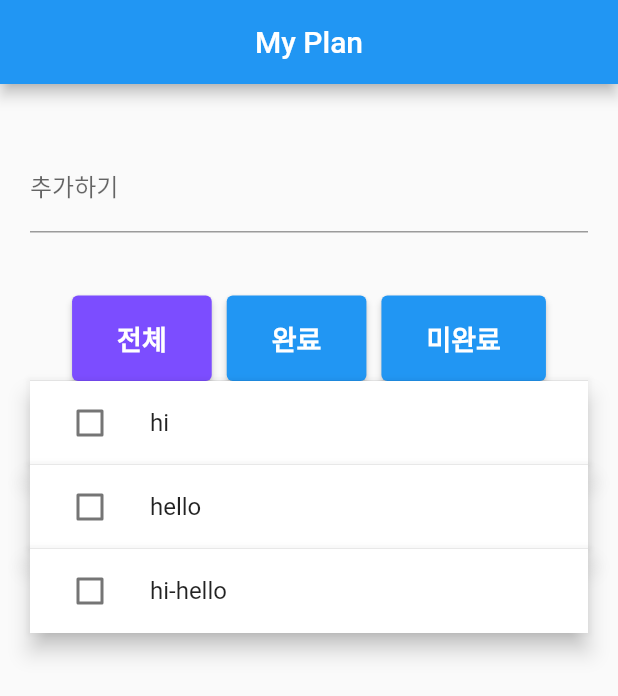
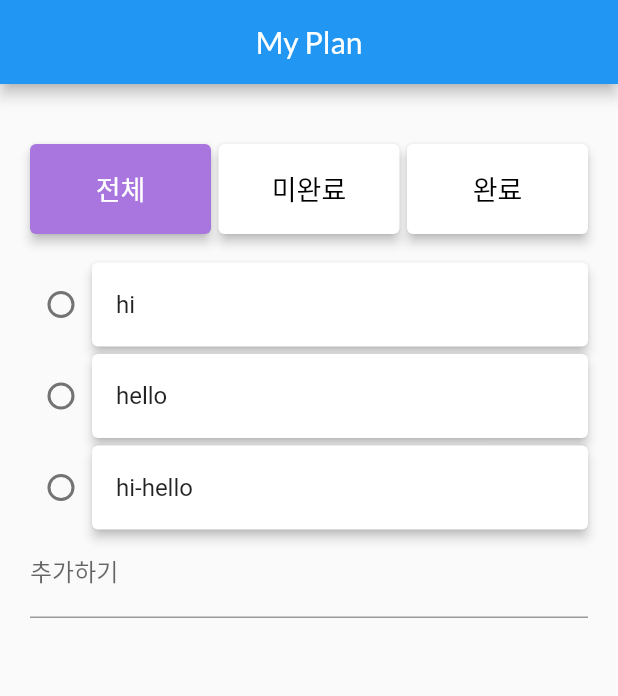
Before and after one commit to shseok/flutter_riverpod_diary, a Flutter app: the screen it shows after launch, on a phone screen of 412 x 824 dp. Shown: the top 696 px of the screen. Run offline on Flutter 3.47's test engine with Material 2 defaults, Android fonts, the phone set to English and light mode, and no system bars; our stand-ins replace flutter_hooks, flutter_riverpod, google_fonts, hooks_riverpod.

Commit message:
Edit Design

```diff
--- a/lib/main.dart
+++ b/lib/main.dart
@@ -5,6 +5,7 @@ import 'package:flutter_prac/ui/item_widget.dart';
 import 'package:flutter_hooks/flutter_hooks.dart';
 import 'package:hooks_riverpod/hooks_riverpod.dart';
 import 'package:flutter_prac/ui/title_widget.dart';
+import 'package:google_fonts/google_fonts.dart';
 
 /// Some keys used for testing
 final addTodoKey = UniqueKey();
@@ -39,7 +40,7 @@ class MyPage extends HookConsumerWidget {
         onTap: () => FocusScope.of(context).unfocus(),
         child: Scaffold(
             appBar: AppBar(
-              title: Text('My Plan'),
+              title: Text('My Plan', style: GoogleFonts.getFont('Lato',textStyle: TextStyle(fontSize: 20.0))),
               centerTitle: true,
             ),
             body: ListView(
@@ -47,6 +48,26 @@ class MyPage extends HookConsumerWidget {
                     const EdgeInsets.symmetric(horizontal: 20, vertical: 40),
                 children: [
                   // TitleWidget(),
+                  // const SizedBox(height: 42),
+                  Toolbar(),
+                  const SizedBox(height: 19),
+                  // if (todos.isNotEmpty) const Divider(height: 50),
+                  for (var i = 0; i < todos.length; i++) ...[
+                    if (i > 0) const SizedBox(height: 5),
+                        Dismissible(
+                          key: ValueKey(todos[i].id),
+                          onDismissed: (_) {
+                            // print(ref.read(todoListProvider.notifier).runtimeType);
+                            ref.read(todoListProvider.notifier).remove(todos[i]);
+                          },
+                          child: ProviderScope(
+                            overrides: [
+                              currentTodo.overrideWithValue(todos[i]),
+                            ],
+                            child: const TodoItem(),
+                          ),
+                        ),
+                  ],
                   TextField(
                     key: addTodoKey,
                     controller: newTodoController,
@@ -58,24 +79,6 @@ class MyPage extends HookConsumerWidget {
                       newTodoController.clear();
                     },
                   ),
-                  const SizedBox(height: 42),
-                  Toolbar(),
-                  if (todos.isNotEmpty) const Divider(height: 0),
-                  for (var i = 0; i < todos.length; i++) ...[
-                    if (i > 0) const Divider(height: 0),
-                    Dismissible(
-                      key: ValueKey(todos[i].id),
-                      onDismissed: (_) {
-                        ref.read(todoListProvider.notifier).remove(todos[i]);
-                      },
-                      child: ProviderScope(
-                        overrides: [
-                          currentTodo.overrideWithValue(todos[i]),
-                        ],
-                        child: const TodoItem(),
-                      ),
-                    )
-                  ]
                 ]
             ),
         )
--- a/lib/ui/filter_widget.dart
+++ b/lib/ui/filter_widget.dart
@@ -2,6 +2,7 @@ import 'package:flutter/material.dart';
 import 'package:flutter_prac/main.dart';
 import 'package:flutter_prac/provider/todo_provider.dart';
 import 'package:hooks_riverpod/hooks_riverpod.dart';
+import 'package:google_fonts/google_fonts.dart';
 
 class Toolbar extends HookConsumerWidget {
   const Toolbar({
@@ -12,57 +13,88 @@ class Toolbar extends HookConsumerWidget {
   Widget build(BuildContext context, WidgetRef ref) {
     final filter = ref.watch(todoListFilter);
 
-    Color? textColorFor(TodoListFilter value) {
-      return filter == value ? Colors.blue : Colors.black;
+    Color textColorFor(TodoListFilter value) {
+      return filter == value ? Colors.white : Colors.black;
+    }
+
+    Color primaryColorFor(TodoListFilter value) {
+      return filter == value ? Color(0xffA876DE) : Colors.white;
     }
 
     return Material(
-        child: Expanded(child: Row(
-          mainAxisAlignment: MainAxisAlignment.center,
+      child: Container(
+        // color: Colors.red,
+        width: double.infinity,
+        height: 60.0,
+        child: Row(
+          mainAxisAlignment: MainAxisAlignment.spaceBetween,
+          crossAxisAlignment: CrossAxisAlignment.stretch,
           children: [
-            // Expanded(
-            //   child: Text(
-            //     '${ref.watch(uncompletedTodosCount).toString()} items left',
-            //     overflow: TextOverflow.ellipsis,
-            //   ),
-            // ),
-            Tooltip(
+            Expanded(
+              child: Tooltip(
                 key: allFilterKey,
                 message: 'All todos',
                 child: ElevatedButton(
-                onPressed: () =>
-                ref.read(todoListFilter.notifier).state = TodoListFilter.all,
-                style: ElevatedButton.styleFrom(
-                    primary: Colors.deepPurpleAccent,
-                    padding: EdgeInsets.symmetric(horizontal: 30.0, vertical: 15.0),
+                  onPressed: () => ref.read(todoListFilter.notifier).state =
+                      TodoListFilter.all,
+                  style: ButtonStyle(
+                    elevation: MaterialStateProperty.all(3),
+                    foregroundColor: MaterialStateProperty.all<Color>(
+                        textColorFor(TodoListFilter.all)),
+                    // textStyle: MaterialStateProperty.all(TextStyle(color: textColorFor(TodoListFilter.all))), textColorFor's constructor가 const라서 x!!!!!!
+                    backgroundColor: MaterialStateProperty.all<Color>(
+                        primaryColorFor(TodoListFilter.all)),
                   ),
-                child: const Text('전체', style:TextStyle(fontSize: 18.0, fontWeight: FontWeight.bold, color: Colors.white)),
+                  child: Text('전체',
+                      style: GoogleFonts.lato(
+                          fontSize: 18, fontWeight: FontWeight.w500)),
                 ),
               ),
-            SizedBox(width: 10.0),
-            Tooltip(
+            ),
+            SizedBox(width: 5.0),
+            Expanded(
+              child: Tooltip(
+                key: activeFilterKey,
+                message: 'Only uncompleted todos',
+                child: ElevatedButton(
+                  onPressed: () => ref.read(todoListFilter.notifier).state =
+                      TodoListFilter.active,
+                  style: ButtonStyle(
+                    elevation: MaterialStateProperty.all(3),
+                    foregroundColor: MaterialStateProperty.all<Color>(
+                        textColorFor(TodoListFilter.active)),
+                    // textStyle: MaterialStateProperty.all(TextStyle(color: textColorFor(TodoListFilter.all))), textColorFor's constructor가 const라서 x!!!!!!
+                    backgroundColor: MaterialStateProperty.all<Color>(
+                        primaryColorFor(TodoListFilter.active)),
+                  ),
+                  child: Text('미완료',
+                      style: GoogleFonts.lato(
+                          fontSize: 18,
+                          fontWeight: FontWeight
+                              .w500)), // Text가 const였으면 complie error...
+                ),
+              ),
+            ),
+            SizedBox(width: 5.0),
+            Expanded(
+              child: Tooltip(
                 key: completedFilterKey,
                 message: 'Only completed todos',
                 child: ElevatedButton(
                   onPressed: () => ref.read(todoListFilter.notifier).state =
                       TodoListFilter.completed,
-                style:ElevatedButton.styleFrom(
-                  padding: EdgeInsets.symmetric(horizontal: 30.0, vertical: 15.0),
+                  style: ButtonStyle(
+                    elevation: MaterialStateProperty.all(3),
+                    foregroundColor: MaterialStateProperty.all<Color>(
+                        textColorFor(TodoListFilter.completed)),
+                    // textStyle: MaterialStateProperty.all(TextStyle(color: textColorFor(TodoListFilter.all))), textColorFor's constructor가 const라서 x!!!!!!
+                    backgroundColor: MaterialStateProperty.all<Color>(
+                        primaryColorFor(TodoListFilter.completed)),
                   ),
-                child: const Text('완료', style:TextStyle(fontSize: 18.0, fontWeight: FontWeight.bold)),
+                  child: Text('완료',
+                      style: GoogleFonts.lato(
+                          fontSize: 18, fontWeight: FontWeight.w500)),
                 ),
-            ),
-            SizedBox(width: 10.0),
-            Tooltip(
-              key: activeFilterKey,
-              message: 'Only uncompleted todos',
-              child: ElevatedButton(
-                onPressed: () => ref.read(todoListFilter.notifier).state =
-                    TodoListFilter.active,
-                style:ElevatedButton.styleFrom(
-                  padding: EdgeInsets.symmetric(horizontal: 30.0, vertical: 15.0),
-                ),
-                child: const Text('미완료', style:TextStyle(fontSize: 18.0, fontWeight: FontWeight.bold)),
               ),
             ),
           ],
--- a/lib/ui/item_widget.dart
+++ b/lib/ui/item_widget.dart
@@ -2,6 +2,7 @@ import 'package:flutter/material.dart';
 import 'package:flutter_prac/provider/todo_provider.dart';
 import 'package:hooks_riverpod/hooks_riverpod.dart';
 import 'package:flutter_hooks/flutter_hooks.dart'; // useFocus , useTextEditingController, useState, useEffect
+import 'package:google_fonts/google_fonts.dart';
 
 class TodoItem extends HookConsumerWidget {
   const TodoItem({Key? key}) : super(key: key);
@@ -9,15 +10,33 @@ class TodoItem extends HookConsumerWidget {
   @override
   Widget build(BuildContext context, WidgetRef ref) {
     final todo = ref.watch(currentTodo);
+    print(todo);
     final itemFocusNode = useFocusNode();
     final itemIsFocused = useIsFocused(itemFocusNode);
 
     final textEditingController = useTextEditingController();
     final textFieldFocusNode = useFocusNode();
 
-    return Material(
+    return Container(
+      width: double.infinity,
+      child: Row(
+        children: [
+          Expanded(
+            flex: 1,
+            child: Checkbox(
+              shape: const CircleBorder(),
+              activeColor:const Color(0xffA876DE),
+              value: todo.completed,
+              onChanged: (value) =>
+                  ref.read(todoListProvider.notifier).toggle(todo.id),
+            ),
+          ),
+          Expanded(
+            flex: 8,
+            child: Material(
               color: Colors.white,
-      elevation: 6,
+              elevation: 3,
+              borderRadius: BorderRadius.circular(4),
               child: Focus(
                 focusNode: itemFocusNode,
                 onFocusChange: (focused) {
@@ -25,9 +44,8 @@ class TodoItem extends HookConsumerWidget {
                     textEditingController.text = todo.description;
                   } else {
                     // Commit changes only when the textfield is unfocused, for performance
-            ref
-                .read(todoListProvider.notifier)
-                .edit(id: todo.id, description: textEditingController.text);
+                    ref.read(todoListProvider.notifier).edit(
+                        id: todo.id, description: textEditingController.text);
                   }
                 },
                 child: ListTile(
@@ -35,11 +53,12 @@ class TodoItem extends HookConsumerWidget {
                     itemFocusNode.requestFocus();
                     textFieldFocusNode.requestFocus();
                   },
-          leading: Checkbox(
-            value: todo.completed,
-            onChanged: (value) =>
-                ref.read(todoListProvider.notifier).toggle(todo.id),
-          ),
+                  // 추후 카테고리 넣기
+                  // leading: Checkbox(
+                  //   value: todo.completed,
+                  //   onChanged: (value) =>
+                  //       ref.read(todoListProvider.notifier).toggle(todo.id),
+                  // ),
                   title: itemIsFocused
                       ? TextField(
                           autofocus: true,
@@ -48,6 +67,10 @@ class TodoItem extends HookConsumerWidget {
                         )
                       : Text(todo.description),
                 ),
+              ),
+            ),
+          ),
+        ],
       ),
     );
   }
--- a/pubspec.yaml
+++ b/pubspec.yaml
@@ -41,6 +41,7 @@ dependencies:
 dev_dependencies:
   flutter_test:
     sdk: flutter
+  google_fonts: ^2.3.1
 
   # The "flutter_lints" package below contains a set of recommended lints to
   # encourage good coding practices. The lint set provided by the package is
```
Also changed, not shown: pubspec.lock. Lines whose indentation alone changed are shown as unchanged.
